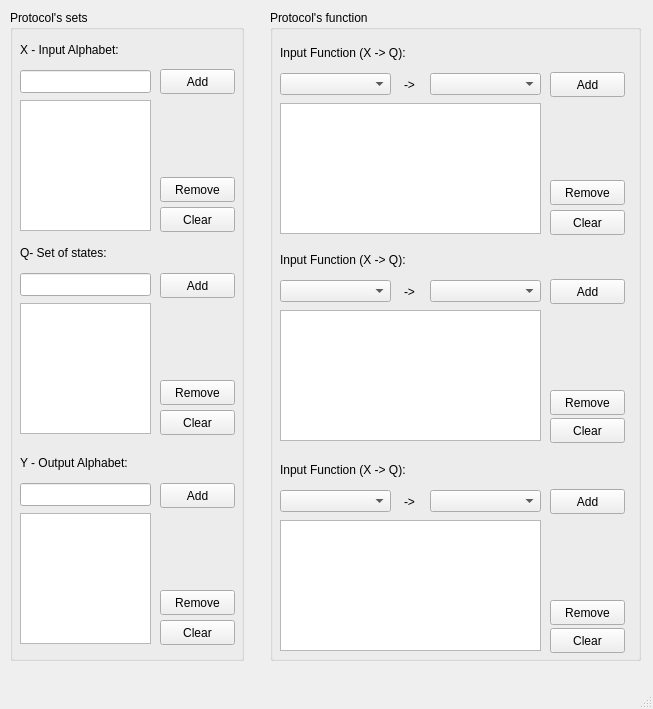
Before: the Qt Designer form ProtocolCreator.ui in VakelHente/PPSimulator, drawn with Qt 5.
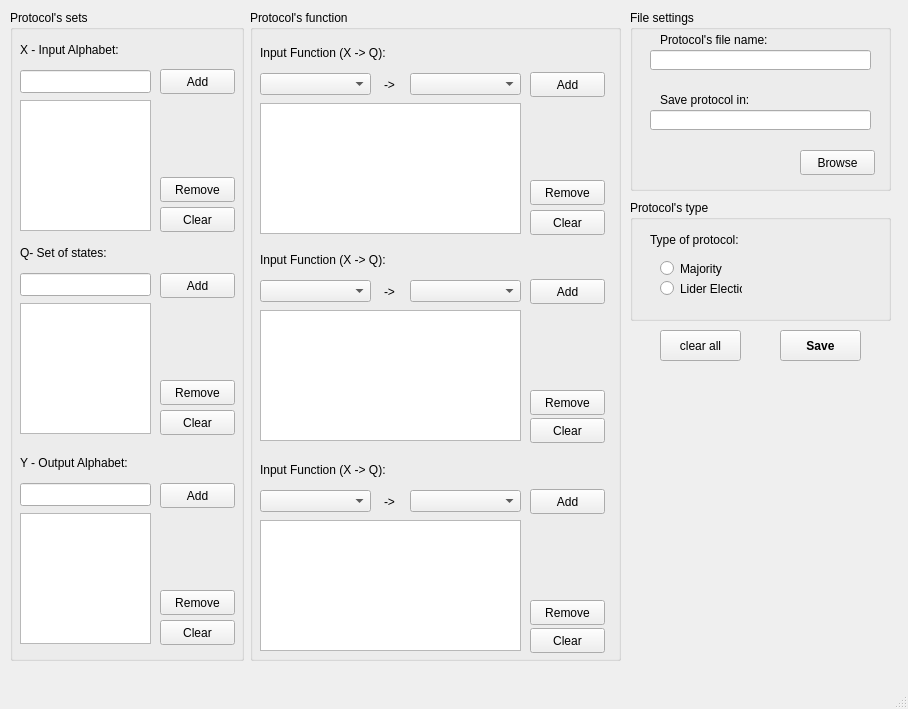
After: the same form once the commit is applied.

Commit message: Create logic class for protocol Creator and graph creator window + small changes in setup mechanism

```diff
--- a/ProtocolCreator.ui
+++ b/ProtocolCreator.ui
@@ -6,10 +6,22 @@
    <rect>
     <x>0</x>
     <y>0</y>
-    <width>653</width>
+    <width>908</width>
     <height>709</height>
    </rect>
   </property>
+  <property name="minimumSize">
+   <size>
+    <width>908</width>
+    <height>709</height>
+   </size>
+  </property>
+  <property name="maximumSize">
+   <size>
+    <width>908</width>
+    <height>709</height>
+   </size>
+  </property>
   <property name="windowTitle">
    <string>Protocol Creator</string>
   </property>
@@ -270,7 +282,7 @@
    <widget class="QGroupBox" name="groupBox_functionProtocol">
     <property name="geometry">
      <rect>
-      <x>270</x>
+      <x>250</x>
       <y>10</y>
       <width>371</width>
       <height>651</height>
@@ -565,6 +577,168 @@
      </property>
     </widget>
    </widget>
+   <widget class="QGroupBox" name="groupBox_FileSettings">
+    <property name="geometry">
+     <rect>
+      <x>630</x>
+      <y>10</y>
+      <width>261</width>
+      <height>181</height>
+     </rect>
+    </property>
+    <property name="title">
+     <string>File settings</string>
+    </property>
+    <widget class="QLabel" name="label_6">
+     <property name="geometry">
+      <rect>
+       <x>30</x>
+       <y>20</y>
+       <width>131</width>
+       <height>20</height>
+      </rect>
+     </property>
+     <property name="text">
+      <string>Protocol's file name:</string>
+     </property>
+    </widget>
+    <widget class="QLineEdit" name="lineEdit">
+     <property name="geometry">
+      <rect>
+       <x>20</x>
+       <y>40</y>
+       <width>221</width>
+       <height>20</height>
+      </rect>
+     </property>
+    </widget>
+    <widget class="QLabel" name="label_7">
+     <property name="geometry">
+      <rect>
+       <x>30</x>
+       <y>80</y>
+       <width>131</width>
+       <height>20</height>
+      </rect>
+     </property>
+     <property name="text">
+      <string>Save protocol in:</string>
+     </property>
+    </widget>
+    <widget class="QLineEdit" name="lineEdit_2">
+     <property name="geometry">
+      <rect>
+       <x>20</x>
+       <y>100</y>
+       <width>221</width>
+       <height>20</height>
+      </rect>
+     </property>
+    </widget>
+    <widget class="QPushButton" name="btn_BrowseProtocolDir">
+     <property name="geometry">
+      <rect>
+       <x>170</x>
+       <y>140</y>
+       <width>75</width>
+       <height>25</height>
+      </rect>
+     </property>
+     <property name="text">
+      <string>Browse</string>
+     </property>
+    </widget>
+   </widget>
+   <widget class="QGroupBox" name="groupBox_ProtocolType">
+    <property name="geometry">
+     <rect>
+      <x>630</x>
+      <y>200</y>
+      <width>261</width>
+      <height>121</height>
+     </rect>
+    </property>
+    <property name="title">
+     <string>Protocol's type</string>
+    </property>
+    <widget class="QLabel" name="label_12">
+     <property name="geometry">
+      <rect>
+       <x>20</x>
+       <y>30</y>
+       <width>131</width>
+       <height>20</height>
+      </rect>
+     </property>
+     <property name="text">
+      <string>Type of protocol:</string>
+     </property>
+    </widget>
+    <widget class="QRadioButton" name="radioButton_Majority">
+     <property name="geometry">
+      <rect>
+       <x>30</x>
+       <y>60</y>
+       <width>82</width>
+       <height>17</height>
+      </rect>
+     </property>
+     <property name="text">
+      <string>Majority</string>
+     </property>
+    </widget>
+    <widget class="QRadioButton" name="radioButton_LiderElection">
+     <property name="geometry">
+      <rect>
+       <x>30</x>
+       <y>80</y>
+       <width>82</width>
+       <height>17</height>
+      </rect>
+     </property>
+     <property name="text">
+      <string>Lider Election</string>
+     </property>
+    </widget>
+   </widget>
+   <widget class="QPushButton" name="btn_SaveProtocol">
+    <property name="geometry">
+     <rect>
+      <x>780</x>
+      <y>330</y>
+      <width>81</width>
+      <height>31</height>
+     </rect>
+    </property>
+    <property name="font">
+     <font>
+      <pointsize>9</pointsize>
+      <weight>75</weight>
+      <bold>true</bold>
+     </font>
+    </property>
+    <property name="text">
+     <string>Save</string>
+    </property>
+   </widget>
+   <widget class="QPushButton" name="btn_clearProtocol">
+    <property name="geometry">
+     <rect>
+      <x>660</x>
+      <y>330</y>
+      <width>81</width>
+      <height>31</height>
+     </rect>
+    </property>
+    <property name="font">
+     <font>
+      <pointsize>9</pointsize>
+     </font>
+    </property>
+    <property name="text">
+     <string>clear all</string>
+    </property>
+   </widget>
   </widget>
   <widget class="QMenuBar" name="menubar">
    <property name="geometry">
```
Left out of the diff: 62 changed lines with no effect on the pictures. The commit also changes 5 other files.
